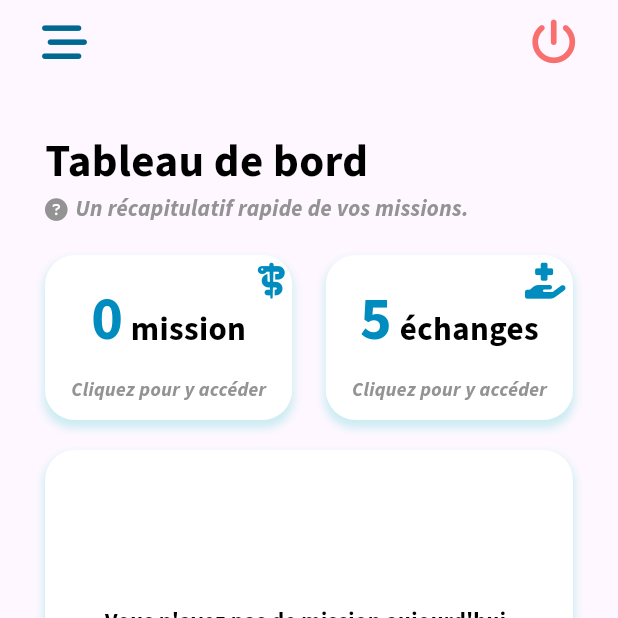
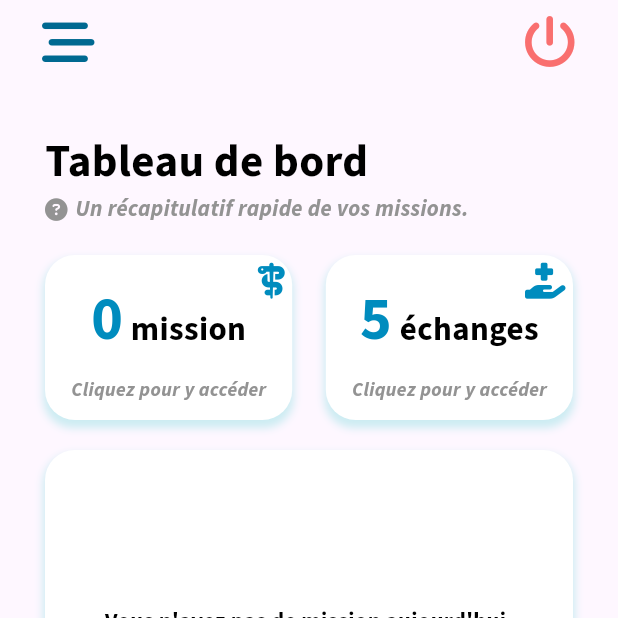
Before and after one commit to Samypnotise/mediplan-mobile, a Flutter app: the NavigationBarView screen opened directly, on a phone screen of 412 x 824 dp, the top half of it. Run offline on Flutter 3.47's test engine with Material 3 defaults, Android fonts, the phone set to English and light mode, and no system bars; our stand-ins replace animated_custom_dropdown, another_flushbar, flutter_bloc, flutter_dotenv, flutter_secure_storage, flutter_svg and 3 more; missing offline and left inert: flutter_polyline_points; accounts and stored records are empty.

Commit message:
refactor: changing previous icon

```diff
--- a/lib/views/Navigation/navigation_bar_view.dart
+++ b/lib/views/Navigation/navigation_bar_view.dart
@@ -1,3 +1,7 @@
+import 'package:flutter/material.dart';
+import 'package:flutter_bloc/flutter_bloc.dart';
+import 'package:font_awesome_flutter/font_awesome_flutter.dart';
+import 'package:google_fonts/google_fonts.dart';
 import 'package:mediplan/blocs/navigation_bloc/navigation_cubit.dart';
 import 'package:mediplan/blocs/navigation_bloc/navigation_state.dart';
 import 'package:mediplan/blocs/session_bloc/session_cubit.dart';
@@ -7,10 +11,6 @@ import 'package:mediplan/views/current_mission_view.dart';
 import 'package:mediplan/views/home_view.dart';
 import 'package:mediplan/views/mission_swap_view.dart';
 import 'package:mediplan/views/planning_view.dart';
-import 'package:flutter/material.dart';
-import 'package:flutter_bloc/flutter_bloc.dart';
-import 'package:font_awesome_flutter/font_awesome_flutter.dart';
-import 'package:google_fonts/google_fonts.dart';
 
 class NavigationBarView extends StatefulWidget {
   const NavigationBarView({super.key});
@@ -40,10 +40,10 @@ class _NavigationBarViewState extends State<NavigationBarView> {
                       padding: const EdgeInsets.only(left: 20),
                       child: FaIcon(
                         state is CurrentMission
-                            ? FontAwesomeIcons.chevronLeft
+                            ? FontAwesomeIcons.circleChevronLeft
                             : FontAwesomeIcons.barsStaggered,
                         color: MediplanColors.primary,
-                        size: 30,
+                        size: 35,
                       ),
                     ),
                     onPressed: () => state is CurrentMission
@@ -99,7 +99,7 @@ class _NavigationBarViewState extends State<NavigationBarView> {
                     child: FaIcon(
                       FontAwesomeIcons.powerOff,
                       color: MediplanColors.danger,
-                      size: 30,
+                      size: 35,
                     ),
                   ),
                 ),
```
